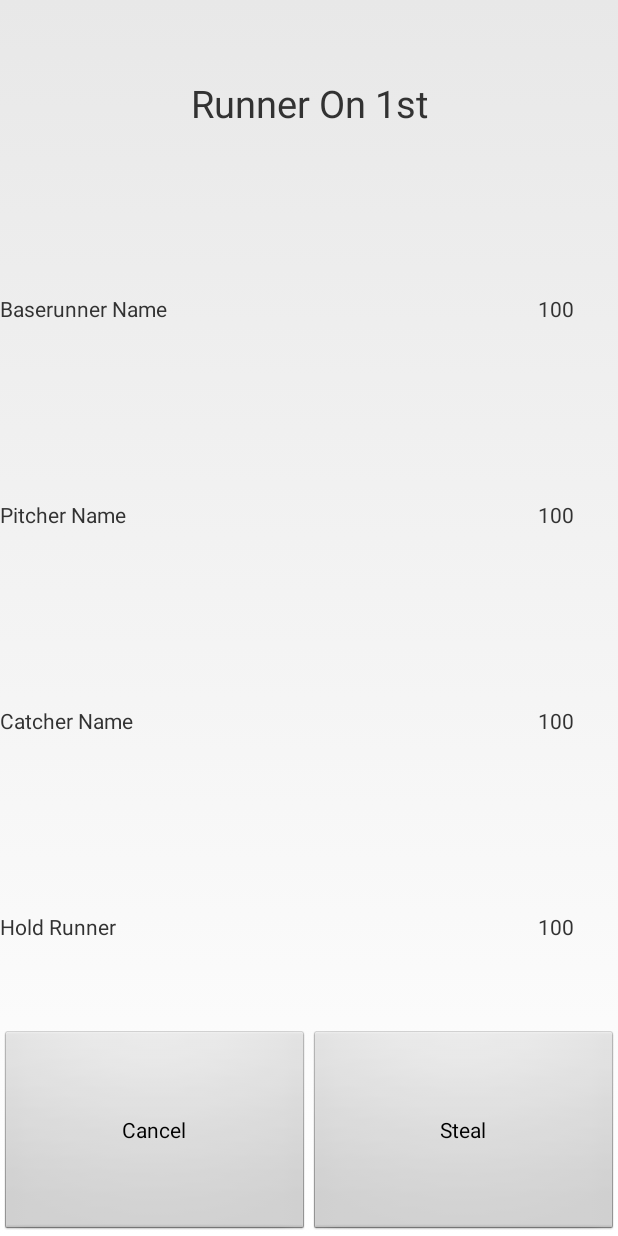
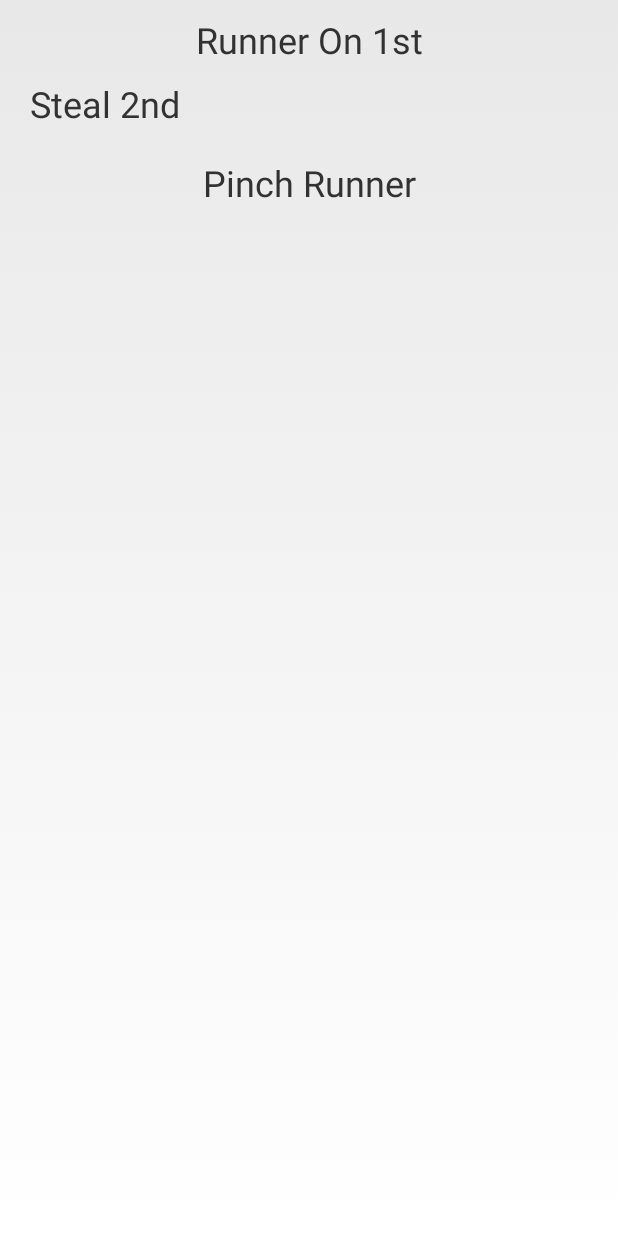
Before and after one commit to rick99gtp/BatterUpBaseball, an Android app: the layout base_stealing.xml on its own in the app's theme, with its tools: preview values and no code run, on a phone screen of 412 x 824 dp. Run offline under Robolectric (Android 15) with nearby library versions, the light colour scheme and no system bars.

Commit message:
Modified baserunner dialog.  This is now a backup to another commit shortly where buttons will appear next to the baserunner touched.

```diff
--- a/app/src/main/java/com/batterupbaseball/Game.java
+++ b/app/src/main/java/com/batterupbaseball/Game.java
@@ -31,6 +31,10 @@ public class Game {
     int outs = 0;
     int[] vScoreByInning = new int[10];
     int[] hScoreByInning = new int[10];
+
+    boolean[] runnerHeld = {false, false, false};
+
+    boolean[] runnerStealing = new boolean[3];
 
     int dieResult = 0;
 
--- a/app/src/main/res/layout/base_stealing.xml
+++ b/app/src/main/res/layout/base_stealing.xml
@@ -4,121 +4,38 @@
     android:orientation="vertical"
     android:layout_width="match_parent"
     android:layout_height="match_parent"
-    android:weightSum="6">
+    android:layout_margin="10dp">
 
     <TextView
-        android:textSize="25sp"
+        android:textSize="24sp"
         android:gravity="center"
         tools:text="Runner On 1st"
-        android:id="@+id/tvRunner"
-        android:layout_weight="1"
+        android:id="@+id/tvBaserunnerName"
         android:layout_width="match_parent"
-        android:layout_height="0dp" />
+        android:layout_height="wrap_content" />
 
-    <LinearLayout
+    <RelativeLayout
+        android:layout_margin="10dp"
         android:layout_width="match_parent"
-        android:layout_height="0dp"
-        android:layout_weight="1"
-        android:orientation="horizontal">
+        android:layout_height="wrap_content">
 
         <TextView
-            android:id="@+id/tvDialogRunnerName"
-            android:gravity="center_vertical"
-            android:layout_weight="4"
-            android:layout_width="0dp"
-            android:layout_height="match_parent"
-            tools:text="Baserunner Name"/>
+            android:textSize="24sp"
+            android:id="@+id/tvDialogSteal"
+            android:layout_alignParentLeft="true"
+            android:layout_centerVertical="true"
+            android:layout_width="wrap_content"
+            android:layout_height="wrap_content"
+            tools:text="Steal 2nd"/>
 
-        <TextView
-            android:id="@+id/tvDialogSpeed"
-            android:gravity="center"
-            android:layout_weight="1"
-            android:layout_width="0dp"
-            android:layout_height="match_parent"
-            tools:text="100"/>
-    </LinearLayout>
+    </RelativeLayout>
 
-    <LinearLayout
+    <TextView
+        android:id="@+id/tvDialogPinchRunner"
+        android:textSize="24sp"
+        android:layout_margin="10dp"
+        android:gravity="center"
+        android:text="@string/pinch_runner"
         android:layout_width="match_parent"
-        android:layout_height="0dp"
-        android:layout_weight="1"
-        android:orientation="horizontal">
-
-        <TextView
-            android:gravity="center_vertical"
-            android:layout_weight="4"
-            android:layout_width="0dp"
-            android:layout_height="match_parent"
-            tools:text="Pitcher Name"/>
-
-        <TextView
-            android:gravity="center"
-            android:layout_weight="1"
-            android:layout_width="0dp"
-            android:layout_height="match_parent"
-            tools:text="100"/>
-    </LinearLayout>
-
-    <LinearLayout
-        android:layout_width="match_parent"
-        android:layout_height="0dp"
-        android:layout_weight="1"
-        android:orientation="horizontal">
-
-        <TextView
-            android:gravity="center_vertical"
-            android:layout_weight="4"
-            android:layout_width="0dp"
-            android:layout_height="match_parent"
-            tools:text="Catcher Name"/>
-
-        <TextView
-            android:gravity="center"
-            android:layout_weight="1"
-            android:layout_width="0dp"
-            android:layout_height="match_parent"
-            tools:text="100"/>
-    </LinearLayout>
-
-    <LinearLayout
-        android:layout_width="match_parent"
-        android:layout_height="0dp"
-        android:layout_weight="1"
-        android:orientation="horizontal">
-
-        <TextView
-            android:gravity="center_vertical"
-            android:layout_weight="4"
-            android:layout_width="0dp"
-            android:layout_height="match_parent"
-            tools:text="Hold Runner"/>
-
-        <TextView
-            android:gravity="center"
-            android:layout_weight="1"
-            android:layout_width="0dp"
-            android:layout_height="match_parent"
-            tools:text="100"/>
-    </LinearLayout>
-
-    <LinearLayout
-        android:layout_width="match_parent"
-        android:layout_height="0dp"
-        android:layout_weight="1"
-        android:orientation="horizontal">
-
-        <Button
-            android:id="@+id/btnCancel"
-            android:layout_width="0dp"
-            android:layout_weight="1"
-            android:layout_height="match_parent"
-            android:text="Cancel"/>
-
-        <Button
-            android:id="@+id/btnSteal"
-            android:layout_width="0dp"
-            android:layout_weight="1"
-            android:layout_height="match_parent"
-            android:text="Steal"/>
-    </LinearLayout>
+        android:layout_height="wrap_content" />
 </LinearLayout>
--- a/app/src/main/res/values/colors.xml
+++ b/app/src/main/res/values/colors.xml
@@ -3,4 +3,5 @@
 <color name="colorPrimary">#3F51B5</color>
 <color name="colorPrimaryDark">#303F9F</color>
 <color name="colorAccent">#ff4081</color>
+    <color name="semiTransparent">#66000000</color>
 </resources>
```
Also changed, not shown: app/src/main/java/com/batterupbaseball/exhibition_select_lineup.java (+5 -2 lines), app/src/main/java/com/batterupbaseball/playball.java (+67 -51 lines), app/src/main/res/layout/playball.xml (+65 -65 lines), app/src/main/res/values/strings.xml (+6 -2 lines), app/src/main/assets/players_2016.db.
